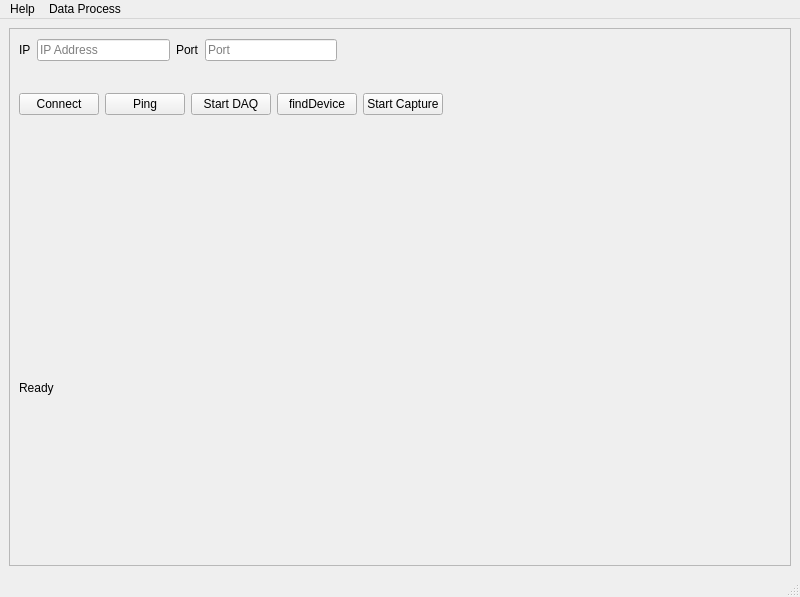
gbox3d/fireBolt, file utils/DAQTools/UI/mainWindow.ui: the form before one commit.
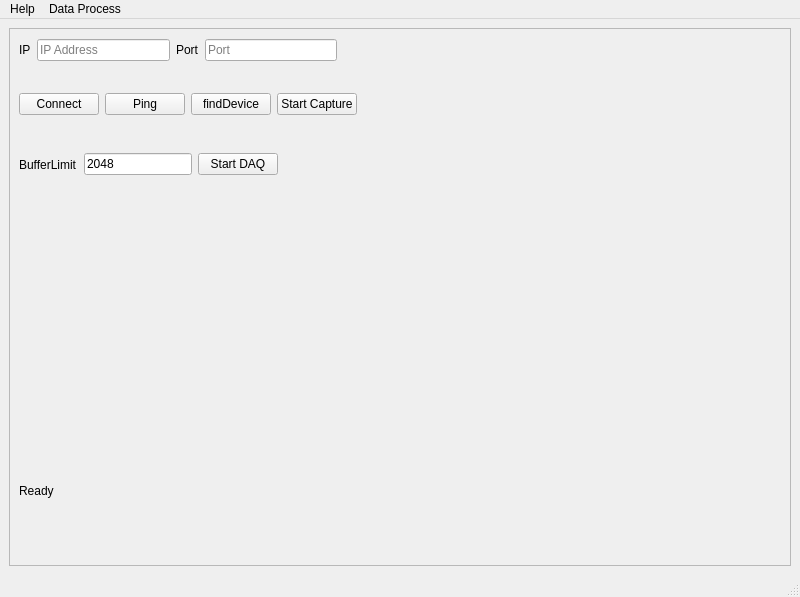
The form after the commit.

The edit to the form file:
```diff
--- a/utils/DAQTools/UI/mainWindow.ui
+++ b/utils/DAQTools/UI/mainWindow.ui
@@ -66,8 +66,8 @@
       <widget class="QWidget" name="graphContainer" native="true">
        <property name="geometry">
         <rect>
-         <x>10</x>
-         <y>110</y>
+         <x>0</x>
+         <y>180</y>
          <width>751</width>
          <height>221</height>
         </rect>
@@ -97,13 +97,6 @@
           </property>
          </widget>
         </item>
-        <item>
-         <widget class="QPushButton" name="btn_startDAQ">
-          <property name="text">
-           <string>Start DAQ</string>
-          </property>
-         </widget>
-        </item>
         <item>
          <widget class="QPushButton" name="btnFindDevice">
           <property name="text">
@@ -133,24 +126,82 @@
         </item>
        </layout>
       </widget>
-      <widget class="QLabel" name="labelInfo">
+      <widget class="QWidget" name="widget" native="true">
        <property name="geometry">
         <rect>
          <x>10</x>
-         <y>350</y>
+         <y>440</y>
          <width>771</width>
-         <height>20</height>
+         <height>45</height>
         </rect>
        </property>
-       <property name="sizePolicy">
-        <sizepolicy hsizetype="Preferred" vsizetype="Preferred">
-         <horstretch>0</horstretch>
-         <verstretch>0</verstretch>
-        </sizepolicy>
+       <layout class="QHBoxLayout" name="horizontalLayout">
+        <item>
+         <widget class="QLabel" name="labelInfo">
+          <property name="sizePolicy">
+           <sizepolicy hsizetype="Preferred" vsizetype="Preferred">
+            <horstretch>0</horstretch>
+            <verstretch>0</verstretch>
+           </sizepolicy>
+          </property>
+          <property name="text">
+           <string>Ready</string>
+          </property>
+         </widget>
+        </item>
+       </layout>
+      </widget>
+      <widget class="QWidget" name="horizontalLayoutWidget">
+       <property name="geometry">
+        <rect>
+         <x>10</x>
+         <y>120</y>
+         <width>761</width>
+         <height>33</height>
+        </rect>
        </property>
-       <property name="text">
-        <string>Ready</string>
-       </property>
+       <layout class="QHBoxLayout" name="DAQ_ControlBar">
+        <item>
+         <widget class="QLabel" name="label_3">
+          <property name="text">
+           <string>BufferLimit</string>
+          </property>
+         </widget>
+        </item>
+        <item>
+         <widget class="QLineEdit" name="leBufferLimt">
+          <property name="sizePolicy">
+           <sizepolicy hsizetype="Preferred" vsizetype="Fixed">
+            <horstretch>0</horstretch>
+            <verstretch>0</verstretch>
+           </sizepolicy>
+          </property>
+          <property name="text">
+           <string>2048</string>
+          </property>
+         </widget>
+        </item>
+        <item>
+         <widget class="QPushButton" name="btn_startDAQ">
+          <property name="text">
+           <string>Start DAQ</string>
+          </property>
+         </widget>
+        </item>
+        <item>
+         <spacer name="horizontalSpacer_2">
+          <property name="orientation">
+           <enum>Qt::Orientation::Horizontal</enum>
+          </property>
+          <property name="sizeHint" stdset="0">
+           <size>
+            <width>40</width>
+            <height>20</height>
+           </size>
+          </property>
+         </spacer>
+        </item>
+       </layout>
       </widget>
      </widget>
     </item>
```
